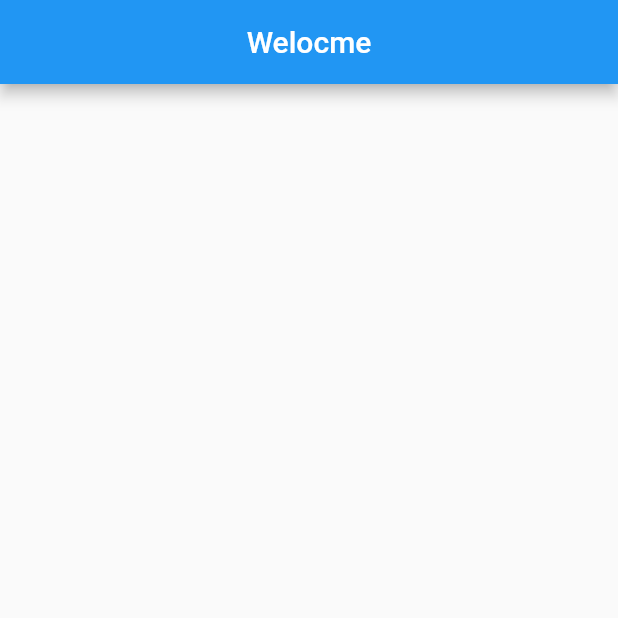
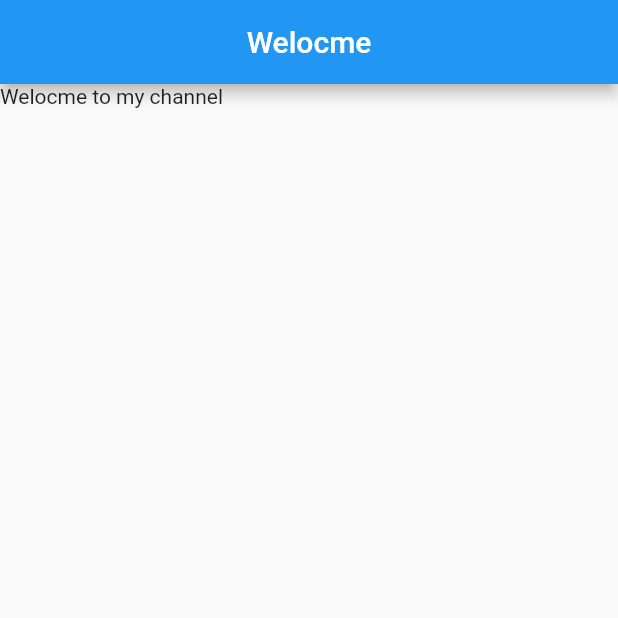
Before and after one commit to Erasto-M/github4, a Flutter app: the screen it shows after launch, on a phone screen of 412 x 824 dp, the top half of it. Run offline on Flutter 3.47's test engine with Material 2 defaults, Android fonts, the phone set to English and light mode, and no system bars.

Commit message:
made changes

```diff
--- a/lib/main.dart
+++ b/lib/main.dart
@@ -34,8 +34,8 @@ class _HomeState extends State<Home> {
       title: const Text("Welocme"),
     ),
         body: Column(
-        children: [
-
+        children: const [
+          Text("Welocme to my channel"),
       ],
     ),
     );
```
Also changed, not shown: 1 other file.
